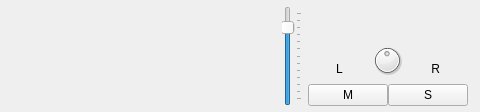
This is src/gui/NinjamPanel.ui in elieserdejesus/JamTaba as Qt 5 draws it before an edit; both pictures show x 239 to 719 and y 0 to 112 of the 719 by 112 pixel window. The edited form follows.
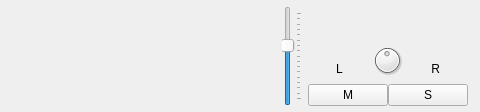
This is the edited form. Icons and pictures are not drawn. Custom widgets are drawn as their Qt base class.

Commit message: fixing metronome sound and adding more room in metronome fader

What changed in the file:
```diff
--- a/src/gui/NinjamPanel.ui
+++ b/src/gui/NinjamPanel.ui
@@ -136,7 +136,7 @@
             <string>Slider to change the BPM of the metronome</string>
            </property>
            <property name="maximum">
-            <number>120</number>
+            <number>160</number>
            </property>
            <property name="value">
             <number>100</number>
```
